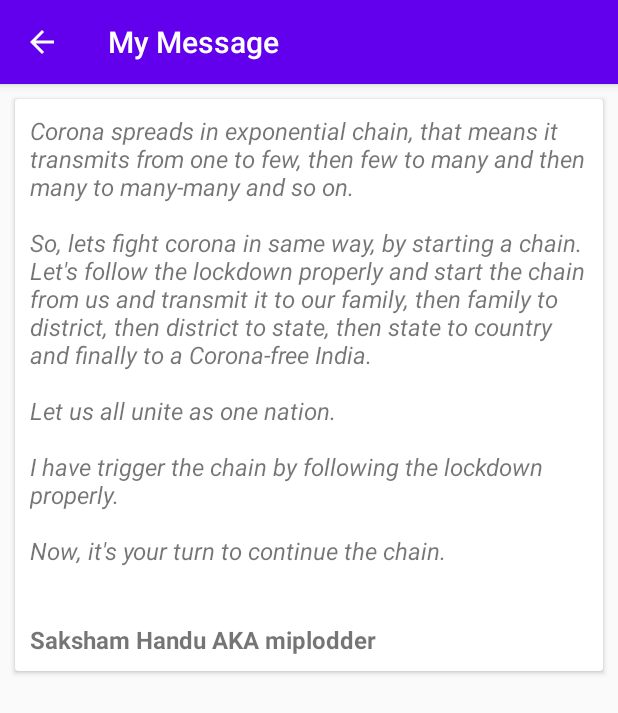
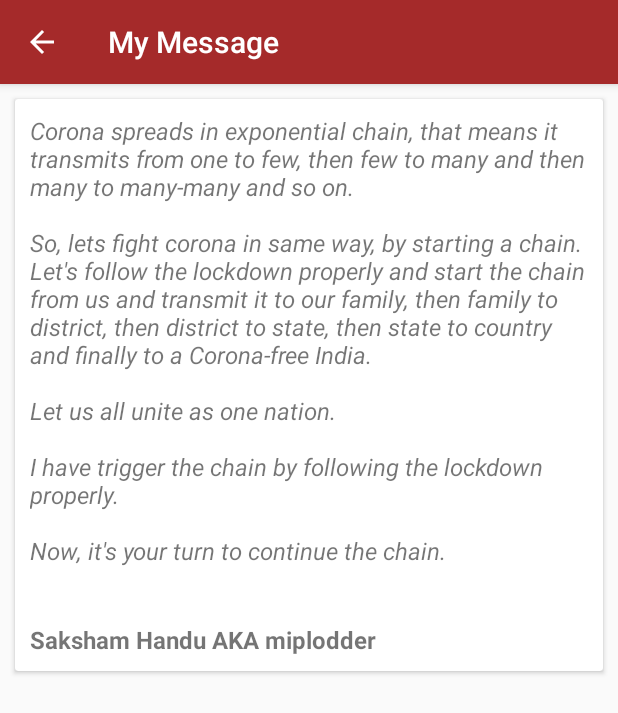
Before and after one commit to miPlodder/Covid19India, an Android app: the MessageActivity screen opened directly, with no data from a screen before it, on a phone screen of 412 x 824 dp. Shown: the top 713 px of the screen. Run offline under Robolectric (Android 15) with nearby library versions, the light colour scheme and no system bars.

Commit message:
Theme color changed

```diff
--- a/app/src/main/AndroidManifest.xml
+++ b/app/src/main/AndroidManifest.xml
@@ -12,7 +12,7 @@
         android:roundIcon="@mipmap/ic_launcher_round"
         android:supportsRtl="true"
         android:theme="@style/AppTheme">
-        <activity android:name=".activity.MessageActivity"></activity>
+        <activity android:name=".activity.MessageActivity"/>
         <activity android:name=".activity.LinksActivity" />
         <activity android:name=".activity.OverviewActivity">
             <intent-filter>
--- a/app/src/main/java/com/example/covid19/adapter/CovidDetailsAdapter.java
+++ b/app/src/main/java/com/example/covid19/adapter/CovidDetailsAdapter.java
@@ -119,7 +119,7 @@ public class CovidDetailsAdapter extends LinkedAdaptiveTableAdapter<ViewHolderIm
     private void setFlag(int count, CovidDetailsItemViewHolder vh) {
         if (count > 0) {
             vh.ivImage.setImageDrawable(mcontext.getResources().getDrawable(R.drawable.trending_up_red_18dp));
-            vh.tvText.setTypeface(null, Typeface.BOLD);
+            //vh.tvText.setTypeface(null, Typeface.BOLD);
         } else if (count < 0) {
             vh.ivImage.setImageDrawable(mcontext.getResources().getDrawable(R.drawable.trending_down_green_18dp));
         } else {
--- a/app/src/main/res/values/colors.xml
+++ b/app/src/main/res/values/colors.xml
@@ -1,9 +1,9 @@
 <?xml version="1.0" encoding="utf-8"?>
 <resources>
-    <color name="colorPrimary">#6200EE</color>
-    <color name="colorPrimaryDark">#3700B3</color>
+    <color name="colorPrimary">#A52A2A</color>
+    <color name="colorPrimaryDark">#B22222</color>
     <color name="colorAccent">#03DAC5</color>
 
-    <color name="charcoal">#FF394249</color>
+    <color name="charcoal">#000</color>
     <color name="white">#FFF</color>
 </resources>
--- a/app/src/main/res/values/styles.xml
+++ b/app/src/main/res/values/styles.xml
@@ -6,6 +6,7 @@
         <item name="colorPrimary">@color/colorPrimary</item>
         <item name="colorPrimaryDark">@color/colorPrimaryDark</item>
         <item name="colorAccent">@color/colorAccent</item>
+
     </style>
 
 </resources>
```
